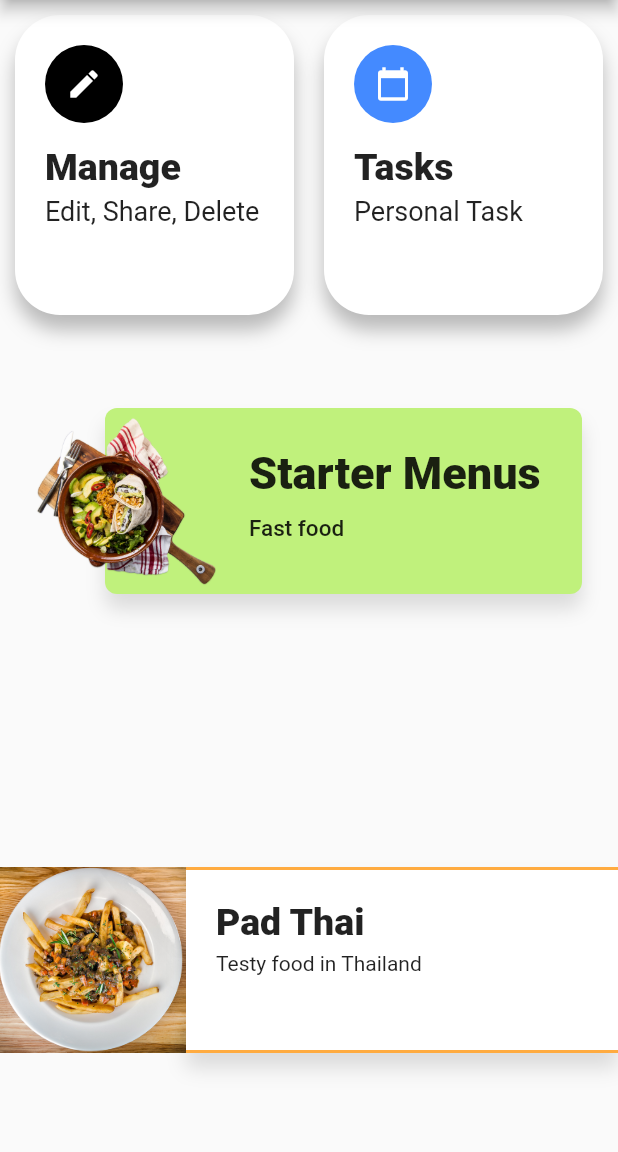
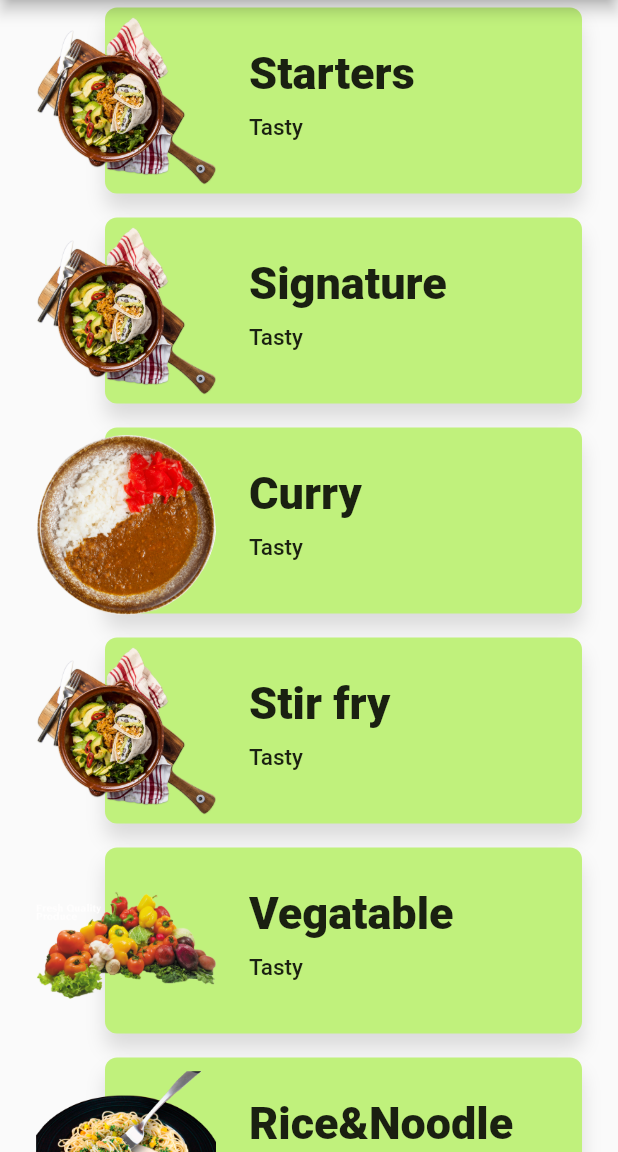
Before and after one commit to patradanai/flutter_widget, a Flutter app: the screen it shows after launch, on a phone screen of 412 x 824 dp, the part 84-1236 px from its top. Run offline on Flutter 3.47's test engine with Material 2 defaults, Android fonts, the light colour scheme and no system bars; missing offline and left inert: dart:ffi.

Commit message:
add Category

```diff
--- a/lib/main.dart
+++ b/lib/main.dart
@@ -2,6 +2,7 @@ import 'package:flutter/material.dart';
 import 'package:epos/widgets/cardWidget.dart';
 import 'package:epos/widgets/cardImageStackWidget.dart';
 import 'package:epos/widgets/cardImageWidget.dart';
+import 'package:epos/screens/category.dart';
 
 void main() => runApp(MyApp());
 
@@ -11,18 +12,7 @@ class MyApp extends StatelessWidget {
   Widget build(BuildContext context) {
     return MaterialApp(
       title: 'Flutter Demo',
-      theme: ThemeData(
-        // This is the theme of your application.
-        //
-        // Try running your application with "flutter run". You'll see the
-        // application has a blue toolbar. Then, without quitting the app, try
-        // changing the primarySwatch below to Colors.green and then invoke
-        // "hot reload" (press "r" in the console where you ran "flutter run",
-        // or simply save your changes to "hot reload" in a Flutter IDE).
-        // Notice that the counter didn't reset back to zero; the application
-        // is not restarted.
-        primarySwatch: Colors.blue,
-      ),
+      theme: ThemeData.light().copyWith(),
       home: MainScreen(),
     );
   }
@@ -40,48 +30,50 @@ class _MainScreenState extends State<MainScreen> {
       appBar: AppBar(
         title: Text("EPOS"),
       ),
-      body: Column(
-        crossAxisAlignment: CrossAxisAlignment.stretch,
-        children: <Widget>[
-          Expanded(
-            child: Row(
-              crossAxisAlignment: CrossAxisAlignment.start,
-              children: <Widget>[
-                Expanded(
-                  child: CardWidget(
-                    topic: "Manage",
-                    subTopic: "Edit, Share, Delete",
-                    colorBg: Colors.black,
-                    icons: Icons.edit,
-                  ),
-                ),
-                Expanded(
-                  child: CardWidget(
-                    topic: "Tasks",
-                    subTopic: "Personal Task",
-                    colorBg: Colors.blueAccent,
-                    icons: Icons.calendar_today,
-                  ),
-                ),
-              ],
-            ),
-          ),
-          Expanded(
-            child: CardImageStack(
-              topic: "Starter Menus",
-              subTopic: "Fast food",
-              image: Image.asset(
-                'assets/images/dish1.png',
-                width: 120,
-                height: 120,
-              ),
-            ),
-          ),
-          Expanded(
-            child: CardImage(),
-          ),
-        ],
-      ),
+      body: Category(),
     );
   }
 }
+
+//Column(
+//crossAxisAlignment: CrossAxisAlignment.stretch,
+//children: <Widget>[
+//Expanded(
+//child: Row(
+//crossAxisAlignment: CrossAxisAlignment.start,
+//children: <Widget>[
+//Expanded(
+//child: CardWidget(
+//topic: "Manage",
+//subTopic: "Edit, Share, Delete",
+//colorBg: Colors.black,
+//icons: Icons.edit,
+//),
+//),
+//Expanded(
+//child: CardWidget(
+//topic: "Tasks",
+//subTopic: "Personal Task",
+//colorBg: Colors.blueAccent,
+//icons: Icons.calendar_today,
+//),
+//),
+//],
+//),
+//),
+//Expanded(
+//child: CardImageStack(
+//topic: "Starter Menus",
+//subTopic: "Fast food",
+//image: Image.asset(
+//'assets/images/dish1.png',
+//width: 120,
+//height: 120,
+//),
+//),
+//),
+//Expanded(
+//child: CardImage(topic:"Pad Thai",subTopic: "Famous in Thailand",price: "20",),
+//),
+//],
+//),
--- /dev/null
+++ b/lib/models/categoryModel.dart
@@ -0,0 +1,7 @@
+class CategoryModel{
+  final String topic;
+  final String subTopic;
+  final String pathImg;
+
+  CategoryModel({this.topic,this.subTopic,this.pathImg = 'assets/images/dish1.png'});
+}
--- /dev/null
+++ b/lib/screens/category.dart
@@ -0,0 +1,45 @@
+import 'package:flutter/material.dart';
+import 'package:epos/widgets/cardImageStackWidget.dart';
+import 'package:epos/models/categoryModel.dart';
+
+class Category extends StatelessWidget {
+  final List items = [
+    CategoryModel(topic: "Starters", subTopic: "Tasty"),
+    CategoryModel(topic: "Signature", subTopic: "Tasty"),
+    CategoryModel(
+        topic: "Curry", subTopic: "Tasty", pathImg: "assets/images/dish3.png"),
+    CategoryModel(topic: "Stir fry", subTopic: "Tasty"),
+    CategoryModel(
+        topic: "Vegatable",
+        subTopic: "Tasty",
+        pathImg: "assets/images/dish4.png"),
+    CategoryModel(
+        topic: "Rice&Noodle",
+        subTopic: "Tasty",
+        pathImg: "assets/images/dish9.png"),
+    CategoryModel(
+        topic: "Drinking",
+        subTopic: "Tasty",
+        pathImg: "assets/images/dish8.png"),
+    CategoryModel(topic: "Kids Set", subTopic: "Tasty"),
+    CategoryModel(topic: "Set Menu", subTopic: "Tasty"),
+  ];
+  @override
+  Widget build(BuildContext context) {
+    return ListView.builder(
+      itemBuilder: (context, index) {
+        return InkWell(
+          onTap: () {
+            print("CLick");
+          },
+          child: CardImageStack(
+            topic: items[index].topic,
+            subTopic: items[index].subTopic,
+            image: items[index].pathImg,
+          ),
+        );
+      },
+      itemCount: items.length,
+    );
+  }
+}
--- a/lib/widgets/cardImageStackWidget.dart
+++ b/lib/widgets/cardImageStackWidget.dart
@@ -4,7 +4,7 @@ class CardImageStack extends StatelessWidget {
   CardImageStack({this.topic, this.subTopic, this.image});
   final String topic;
   final String subTopic;
-  final Image image;
+  final String image;
 
   Container textCentent() {
     return Container(
@@ -69,7 +69,11 @@ class CardImageStack extends StatelessWidget {
         vertical: 5,
       ),
       alignment: Alignment.topLeft,
-      child: image,
+      child: Image.asset(
+        image,
+        width: 120,
+        height: 120,
+      ),
     );
   }
 
@@ -77,8 +81,8 @@ class CardImageStack extends StatelessWidget {
   Widget build(BuildContext context) {
     return Container(
       margin: EdgeInsets.only(
-        top: 16.0,
-        bottom: 16.0,
+        top: 5.0,
+        bottom: 5.0,
         left: 24.0,
         right: 24.0,
       ),
```
Also changed, not shown: lib/widgets/cardImageWidget.dart (+36 -5 lines), lib/widgets/roundButton.dart (added, +19 -0 lines), assets/images/dish3.png (added), assets/images/dish4.png (added), assets/images/dish5.png (added), assets/images/dish6.png (added), assets/images/dish7.png (added), assets/images/dish8.png (added), assets/images/dish9.png (added).
